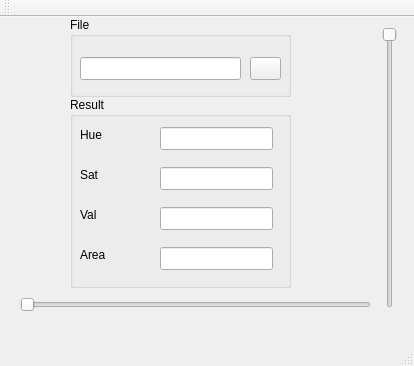
Qt form software/qprochsv/prochsv.ui (mekatronik-achmadi/tugas_akhir) before a commit.
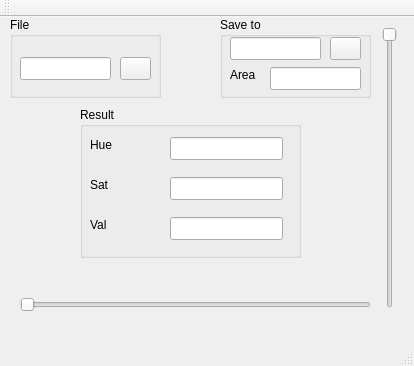
The same form after that commit. Icons and pictures are not drawn.

Commit message: software buat analisa data

Diff of the .ui file:
```diff
--- a/software/qprochsv/prochsv.ui
+++ b/software/qprochsv/prochsv.ui
@@ -46,10 +46,10 @@
    <widget class="QGroupBox" name="groupBox">
     <property name="geometry">
      <rect>
-      <x>70</x>
-      <y>80</y>
+      <x>80</x>
+      <y>90</y>
       <width>221</width>
-      <height>191</height>
+      <height>151</height>
      </rect>
     </property>
     <property name="title">
@@ -114,19 +114,6 @@
       <string>Sat</string>
      </property>
     </widget>
-    <widget class="QLabel" name="label_4">
-     <property name="geometry">
-      <rect>
-       <x>10</x>
-       <y>150</y>
-       <width>57</width>
-       <height>15</height>
-      </rect>
-     </property>
-     <property name="text">
-      <string>Area</string>
-     </property>
-    </widget>
     <widget class="QLineEdit" name="txtSat">
      <property name="geometry">
       <rect>
@@ -137,24 +124,14 @@
       </rect>
      </property>
     </widget>
-    <widget class="QLineEdit" name="txtArea">
-     <property name="geometry">
-      <rect>
-       <x>90</x>
-       <y>150</y>
-       <width>113</width>
-       <height>23</height>
-      </rect>
-     </property>
-    </widget>
    </widget>
    <widget class="QGroupBox" name="groupBox_2">
     <property name="geometry">
      <rect>
-      <x>70</x>
+      <x>10</x>
       <y>0</y>
-      <width>221</width>
-      <height>80</height>
+      <width>151</width>
+      <height>81</height>
      </rect>
     </property>
     <property name="title">
@@ -165,7 +142,7 @@
       <rect>
        <x>10</x>
        <y>40</y>
-       <width>161</width>
+       <width>91</width>
        <height>23</height>
       </rect>
      </property>
@@ -173,7 +150,7 @@
     <widget class="QPushButton" name="btnFile">
      <property name="geometry">
       <rect>
-       <x>180</x>
+       <x>110</x>
        <y>40</y>
        <width>31</width>
        <height>23</height>
@@ -183,7 +160,71 @@
       <string/>
      </property>
      <property name="icon">
-      <iconset theme="folder"/>
+      <iconset theme="folder">
+       <normaloff/>
+      </iconset>
+     </property>
+    </widget>
+   </widget>
+   <widget class="QGroupBox" name="groupBox_3">
+    <property name="geometry">
+     <rect>
+      <x>220</x>
+      <y>0</y>
+      <width>151</width>
+      <height>81</height>
+     </rect>
+    </property>
+    <property name="title">
+     <string>Save to</string>
+    </property>
+    <widget class="QPushButton" name="btnSave">
+     <property name="geometry">
+      <rect>
+       <x>110</x>
+       <y>20</y>
+       <width>31</width>
+       <height>23</height>
+      </rect>
+     </property>
+     <property name="text">
+      <string/>
+     </property>
+     <property name="icon">
+      <iconset theme="media-floppy"/>
+     </property>
+    </widget>
+    <widget class="QLineEdit" name="txtArea">
+     <property name="geometry">
+      <rect>
+       <x>50</x>
+       <y>50</y>
+       <width>91</width>
+       <height>23</height>
+      </rect>
+     </property>
+    </widget>
+    <widget class="QLabel" name="label_4">
+     <property name="geometry">
+      <rect>
+       <x>10</x>
+       <y>50</y>
+       <width>57</width>
+       <height>15</height>
+      </rect>
+     </property>
+     <property name="text">
+      <string>Area</string>
+     </property>
+    </widget>
+    <widget class="QLineEdit" name="txtFileSave">
+     <property name="geometry">
+      <rect>
+       <x>10</x>
+       <y>20</y>
+       <width>91</width>
+       <height>23</height>
+      </rect>
      </property>
     </widget>
    </widget>
```
Left out of the diff: 6 changed lines with no effect on the pictures. The commit also changes 2 other files.
